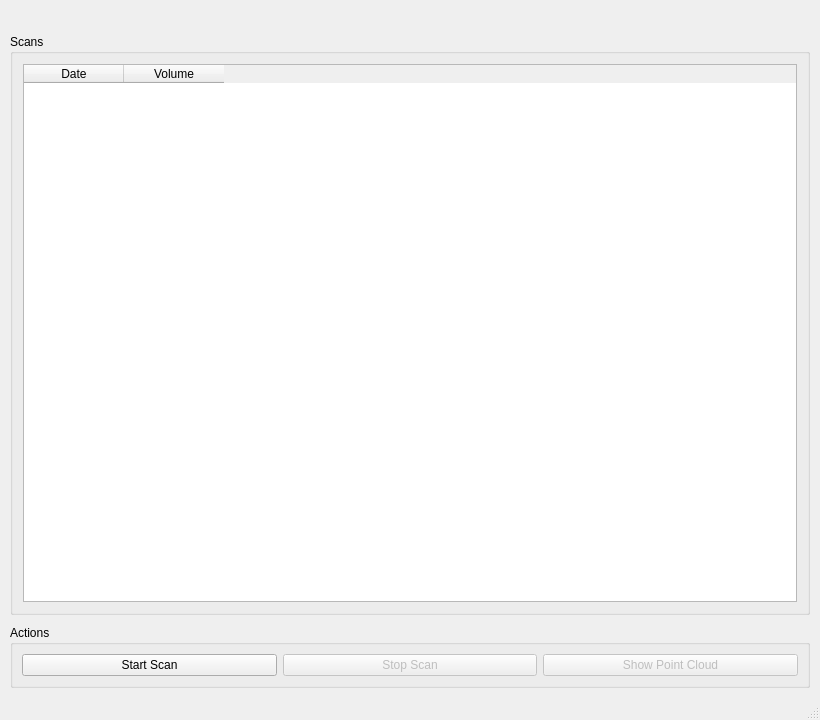
Qt form QT/MainWindow.ui (AdrianWillianFrasson/DAS5104_Projeto_LiDAR) before a commit.
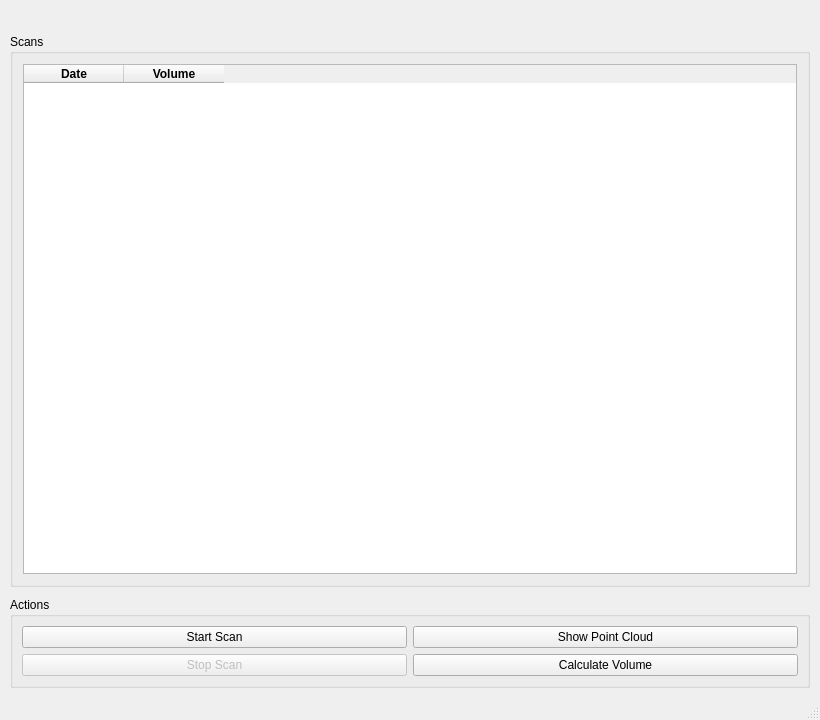
The same form after that commit. Icons and pictures are not drawn.

```diff
--- a/QT/MainWindow.ui
+++ b/QT/MainWindow.ui
@@ -92,7 +92,7 @@
           <enum>QAbstractItemView::SelectRows</enum>
          </property>
          <property name="sortingEnabled">
-          <bool>true</bool>
+          <bool>false</bool>
          </property>
          <property name="cornerButtonEnabled">
           <bool>false</bool>
@@ -101,11 +101,21 @@
           <property name="text">
            <string>Date</string>
           </property>
+          <property name="font">
+           <font>
+            <bold>true</bold>
+           </font>
+          </property>
          </column>
          <column>
           <property name="text">
            <string>Volume</string>
           </property>
+          <property name="font">
+           <font>
+            <bold>true</bold>
+           </font>
+          </property>
          </column>
         </widget>
        </item>
@@ -117,15 +127,18 @@
       <property name="title">
        <string>Actions</string>
       </property>
-      <layout class="QHBoxLayout" name="horizontalLayout">
-       <item>
+      <layout class="QGridLayout" name="gridLayout">
+       <item row="0" column="0">
         <widget class="QPushButton" name="btp_startScan">
+         <property name="enabled">
+          <bool>true</bool>
+         </property>
          <property name="text">
           <string>Start Scan</string>
          </property>
         </widget>
        </item>
-       <item>
+       <item row="1" column="0">
         <widget class="QPushButton" name="btp_stopScan">
          <property name="enabled">
           <bool>false</bool>
@@ -135,16 +148,26 @@
          </property>
         </widget>
        </item>
-       <item>
+       <item row="0" column="1">
         <widget class="QPushButton" name="btp_showPC">
          <property name="enabled">
-          <bool>false</bool>
+          <bool>true</bool>
          </property>
          <property name="text">
           <string>Show Point Cloud</string>
          </property>
         </widget>
        </item>
+       <item row="1" column="1">
+        <widget class="QPushButton" name="btp_calculateVolume">
+         <property name="enabled">
+          <bool>true</bool>
+         </property>
+         <property name="text">
+          <string>Calculate Volume</string>
+         </property>
+        </widget>
+       </item>
       </layout>
      </widget>
     </item>
```
